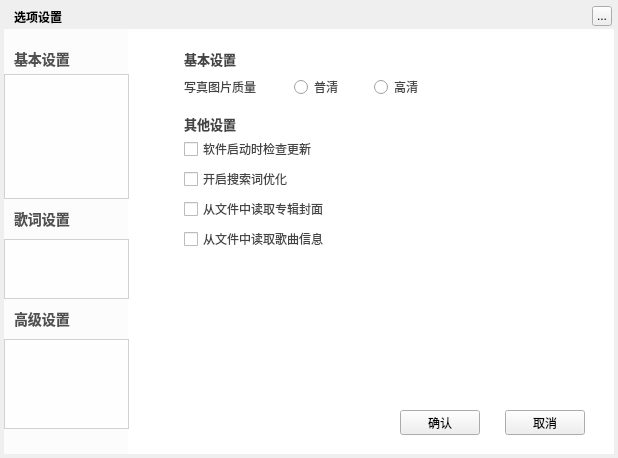
First picture: the form in TTKCore/musicUiKits/musicWidgetKits/musicsettingwidget.ui, repository Greedysky/TTKMusicPlayer, before the edit.
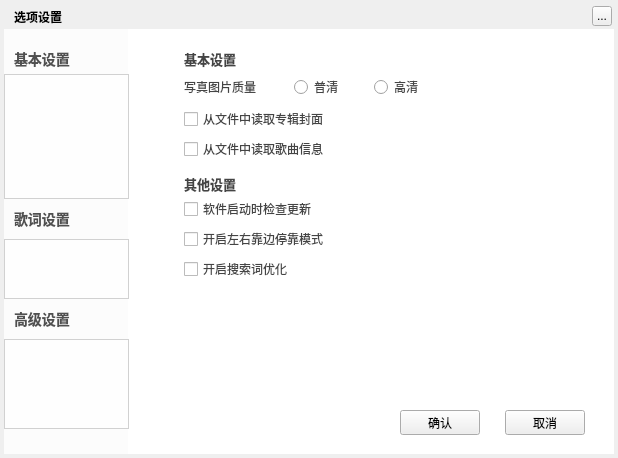
Second picture: the form after the edit. The open tabs and pages were chosen to show the change. Custom widgets are drawn as their Qt base class.

Commit message: Add application side by mode[397855]

Patch:
```diff
--- a/TTKCore/musicUiKits/musicWidgetKits/musicsettingwidget.ui
+++ b/TTKCore/musicUiKits/musicWidgetKits/musicsettingwidget.ui
@@ -993,7 +993,7 @@
      <property name="geometry">
       <rect>
        <x>40</x>
-       <y>110</y>
+       <y>170</y>
        <width>271</width>
        <height>20</height>
       </rect>
@@ -1002,24 +1002,24 @@
       <string>软件启动时检查更新</string>
      </property>
     </widget>
-    <widget class="QCheckBox" name="otherSearchCheckBox">
+    <widget class="QCheckBox" name="otherSideByCheckBox">
      <property name="geometry">
       <rect>
        <x>40</x>
-       <y>140</y>
+       <y>200</y>
        <width>271</width>
        <height>20</height>
       </rect>
      </property>
      <property name="text">
-      <string>开启搜索词优化</string>
+      <string>开启左右靠边停靠模式</string>
      </property>
     </widget>
     <widget class="QCheckBox" name="otherAlbumCheckBox">
      <property name="geometry">
       <rect>
        <x>40</x>
-       <y>170</y>
+       <y>80</y>
        <width>271</width>
        <height>20</height>
       </rect>
@@ -1032,7 +1032,7 @@
      <property name="geometry">
       <rect>
        <x>40</x>
-       <y>200</y>
+       <y>110</y>
        <width>271</width>
        <height>20</height>
       </rect>
@@ -1045,7 +1045,7 @@
      <property name="geometry">
       <rect>
        <x>40</x>
-       <y>85</y>
+       <y>145</y>
        <width>60</width>
        <height>20</height>
       </rect>
@@ -1059,6 +1059,19 @@
       <string>其他设置</string>
      </property>
     </widget>
+    <widget class="QCheckBox" name="otherSearchCheckBox">
+     <property name="geometry">
+      <rect>
+       <x>40</x>
+       <y>230</y>
+       <width>271</width>
+       <height>20</height>
+      </rect>
+     </property>
+     <property name="text">
+      <string>开启搜索词优化</string>
+     </property>
+    </widget>
    </widget>
    <widget class="QWidget" name="five">
     <widget class="QLabel" name="DbaseSetSongWordWidget">
```
The commit also changes 9 other files.
